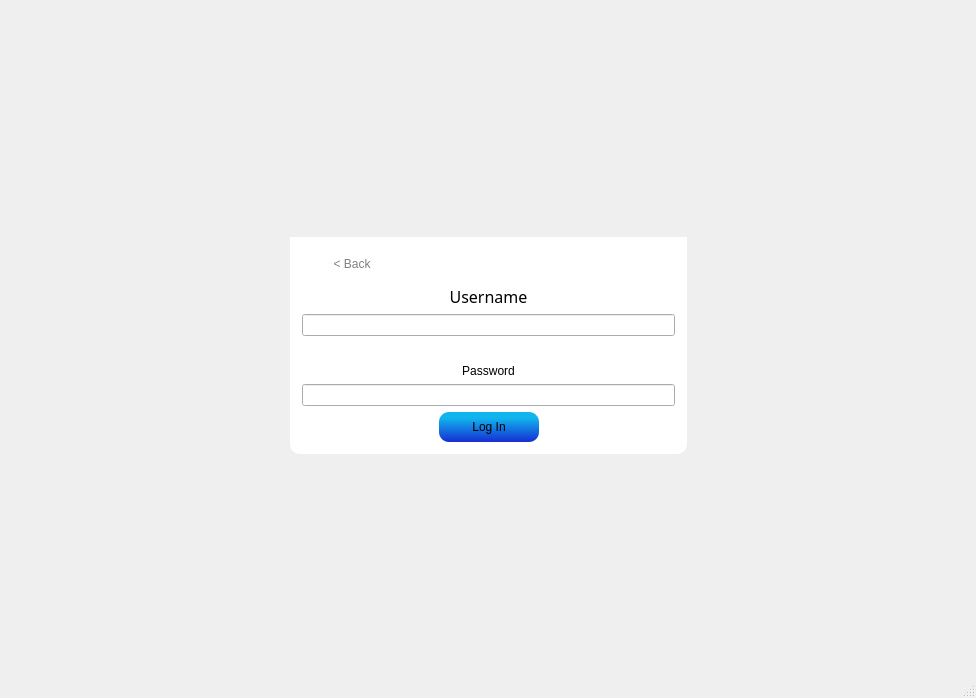
This is login/mainwindow.ui in ameerlouly/TicTacToe_Embedded2027 as Qt 5 draws it before an edit. The edited form follows.
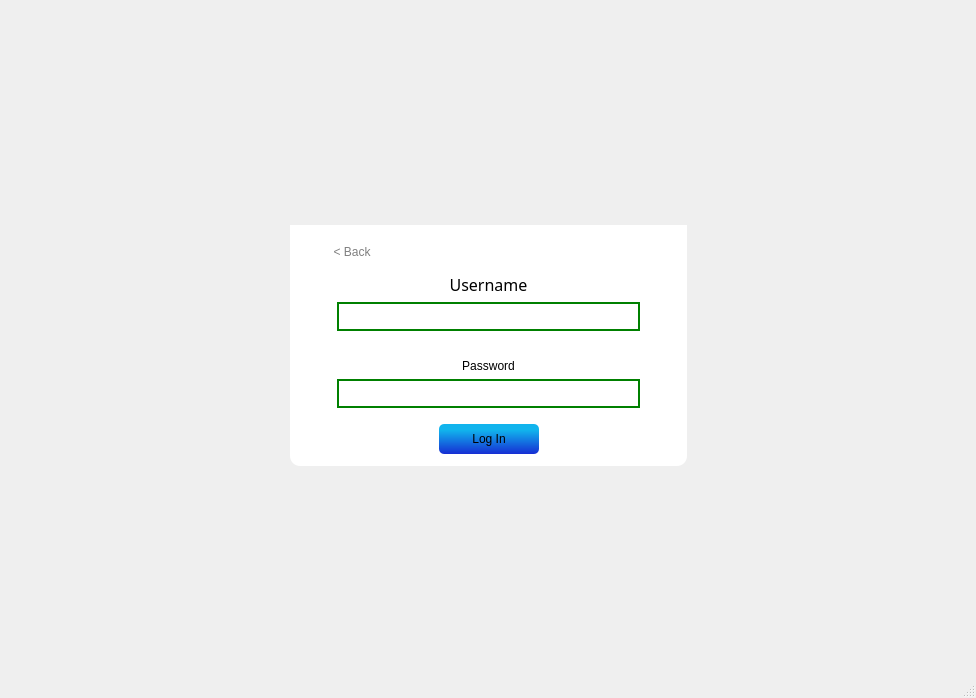
This is the edited form. The open tabs and pages were chosen to show the change. Icons and pictures are not drawn.

Commit message: Put final touches on Login Menu

What changed in the file:
```diff
--- a/login/mainwindow.ui
+++ b/login/mainwindow.ui
@@ -352,7 +352,25 @@
 {
 	font: 300 15pt &quot;Montserrat&quot;;
 	Background: qlineargradient(spread:pad, x1:0.5, y1:1, x2:0.5, y2:0.2, stop:0 rgba(22, 45, 211, 255), stop:1 rgba(17, 180, 237, 255));
-	Border-radius: 10px;
+	Border-radius: 5px;
+	height: 30px;
+	width: 100px;
+}
+
+QPushButton:hover
+{
+	font: 300 15pt &quot;Montserrat&quot;;
+	Background: qlineargradient(spread:pad, x1:0.5, y1:1, x2:0.5, y2:0.2, stop:0 rgba(22, 45, 150, 255), stop:1 rgba(17, 180, 237, 255));
+	Border-radius: 5px;
+	height: 30px;
+	width: 100px;
+}
+
+QPushButton:pressed
+{
+	font: 300 15pt &quot;Montserrat&quot;;
+	Background: qlineargradient(spread:pad, x1:0.5, y1:1, x2:0.5, y2:0.2, stop:0 rgba(22, 45, 150, 255), stop:1 rgba(17, 180, 150, 255));
+	Border-radius: 5px;
 	height: 30px;
 	width: 100px;
 }</string>
@@ -396,9 +414,21 @@
 
 QLineEdit
 {
-	
-	border-color: Green;
-}</string>
+	color: black;
+	font: 15pt &quot;Montserrat&quot;;
+	border: 2px solid green;
+	Background-color: white;
+	font-size: 14px;
+	selection-background-color: lightgray;
+	height: 25px;
+}
+
+QLineEdit:focus
+{
+    border: 2px solid blue;
+    background-color: #f0f8ff; /* Light blue */
+}
+</string>
                </property>
                <property name="title">
                 <string/>
@@ -457,10 +487,7 @@
                  </layout>
                 </item>
                 <item>
-                 <layout class="QGridLayout" name="gridLayout">
-                  <item row="2" column="0">
-                   <widget class="QLineEdit" name="username"/>
-                  </item>
+                 <layout class="QGridLayout" name="gridLayout_2">
                   <item row="0" column="0">
                    <widget class="QLabel" name="username_2">
                     <property name="font">
@@ -488,6 +515,45 @@
                     </property>
                    </widget>
                   </item>
+                  <item row="1" column="0">
+                   <layout class="QGridLayout" name="gridLayout">
+                    <item row="0" column="0">
+                     <spacer name="horizontalSpacer_13">
+                      <property name="orientation">
+                       <enum>Qt::Orientation::Horizontal</enum>
+                      </property>
+                      <property name="sizeType">
+                       <enum>QSizePolicy::Policy::Minimum</enum>
+                      </property>
+                      <property name="sizeHint" stdset="0">
+                       <size>
+                        <width>35</width>
+                        <height>20</height>
+                       </size>
+                      </property>
+                     </spacer>
+                    </item>
+                    <item row="0" column="1">
+                     <widget class="QLineEdit" name="username"/>
+                    </item>
+                    <item row="0" column="2">
+                     <spacer name="horizontalSpacer_12">
+                      <property name="orientation">
+                       <enum>Qt::Orientation::Horizontal</enum>
+                      </property>
+                      <property name="sizeType">
+                       <enum>QSizePolicy::Policy::Minimum</enum>
+                      </property>
+                      <property name="sizeHint" stdset="0">
+                       <size>
+                        <width>35</width>
+                        <height>20</height>
+                       </size>
+                      </property>
+                     </spacer>
+                    </item>
+                   </layout>
+                  </item>
                  </layout>
                 </item>
                 <item>
@@ -507,7 +573,50 @@
                  </spacer>
                 </item>
                 <item>
-                 <layout class="QGridLayout" name="gridLayout_6">
+                 <layout class="QGridLayout" name="gridLayout_11">
+                  <item row="1" column="0">
+                   <layout class="QGridLayout" name="gridLayout_6">
+                    <item row="0" column="0">
+                     <spacer name="horizontalSpacer_15">
+                      <property name="orientation">
+                       <enum>Qt::Orientation::Horizontal</enum>
+                      </property>
+                      <property name="sizeType">
+                       <enum>QSizePolicy::Policy::Minimum</enum>
+                      </property>
+                      <property name="sizeHint" stdset="0">
+                       <size>
+                        <width>35</width>
+                        <height>20</height>
+                       </size>
+                      </property>
+                     </spacer>
+                    </item>
+                    <item row="0" column="1">
+                     <widget class="QLineEdit" name="password">
+                      <property name="echoMode">
+                       <enum>QLineEdit::EchoMode::Password</enum>
+                      </property>
+                     </widget>
+                    </item>
+                    <item row="0" column="2">
+                     <spacer name="horizontalSpacer_14">
+                      <property name="orientation">
+                       <enum>Qt::Orientation::Horizontal</enum>
+                      </property>
+                      <property name="sizeType">
+                       <enum>QSizePolicy::Policy::Minimum</enum>
+                      </property>
+                      <property name="sizeHint" stdset="0">
+                       <size>
+                        <width>35</width>
+                        <height>20</height>
+                       </size>
+                      </property>
+                     </spacer>
+                    </item>
+                   </layout>
+                  </item>
                   <item row="0" column="0">
                    <widget class="QLabel" name="password_2">
                     <property name="styleSheet">
@@ -524,15 +633,24 @@
                     </property>
                    </widget>
                   </item>
-                  <item row="1" column="0">
-                   <widget class="QLineEdit" name="password">
-                    <property name="echoMode">
-                     <enum>QLineEdit::EchoMode::Password</enum>
-                    </property>
-                   </widget>
-                  </item>
                  </layout>
                 </item>
+                <item>
+                 <spacer name="verticalSpacer_10">
+                  <property name="orientation">
+                   <enum>Qt::Orientation::Vertical</enum>
+                  </property>
+                  <property name="sizeType">
+                   <enum>QSizePolicy::Policy::Minimum</enum>
+                  </property>
+                  <property name="sizeHint" stdset="0">
+                   <size>
+                    <width>5</width>
+                    <height>10</height>
+                   </size>
+                  </property>
+                 </spacer>
+                </item>
                 <item>
                  <layout class="QGridLayout" name="gridLayout_10">
                   <item row="0" column="0">
```
Left out of the diff: 18 changed lines with no effect on the pictures. The commit also changes 1 other file.
